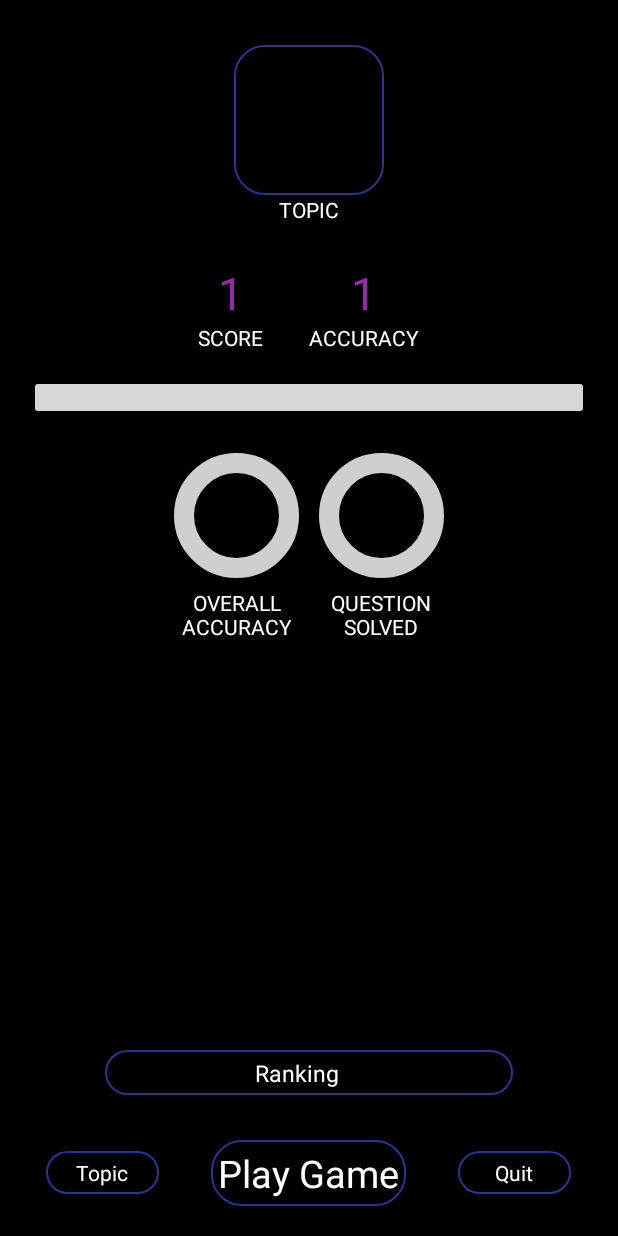
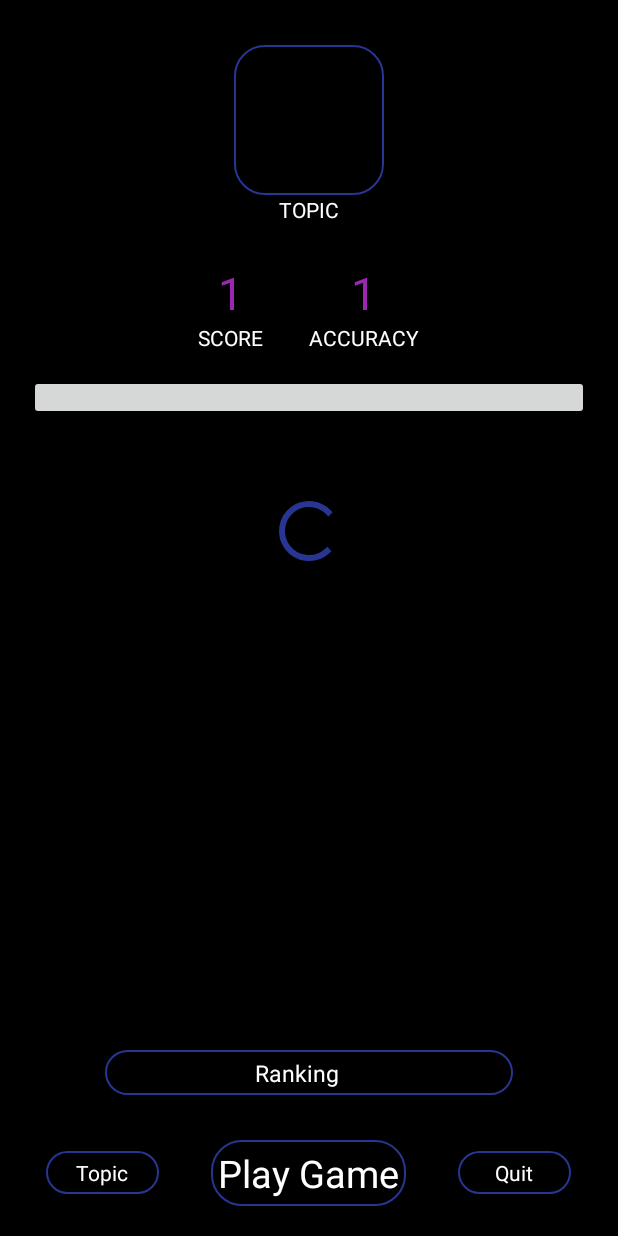
Before and after one commit to LinusRamok/QuizUp, an Android app: the layout score_page.xml on its own in the app's theme, with its tools: preview values and no code run, on a phone screen of 412 x 824 dp. Run offline under Robolectric (Android 15) with nearby library versions, the phone set to English and light mode, and no system bars; plain views replace CustomToggleButton; network calls fail.

Commit message:
loading added at scorepage activity

```diff
--- a/app/src/main/res/layout/score_page.xml
+++ b/app/src/main/res/layout/score_page.xml
@@ -146,10 +146,16 @@
                         android:layout_width="match_parent"
                         android:layout_height="1dp"/>
                 </LinearLayout>
+                <ProgressBar
+                    android:id="@+id/p_b"
+                    android:visibility="visible"
+                    android:layout_marginTop="50dp"
+                    android:layout_width="match_parent"
+                    android:layout_height="wrap_content" />
                 <LinearLayout
                     android:layout_marginTop="0dp"
                     android:id="@+id/circle_progress"
-                    android:visibility="visible"
+                    android:visibility="gone"
                     android:padding="15dp"
                     android:layout_width="wrap_content"
                     android:layout_height="wrap_content">
```
Also changed, not shown: app/src/main/java/com/example/kamlesh/frd/ScorePageActivity.java (+22 -11 lines).
